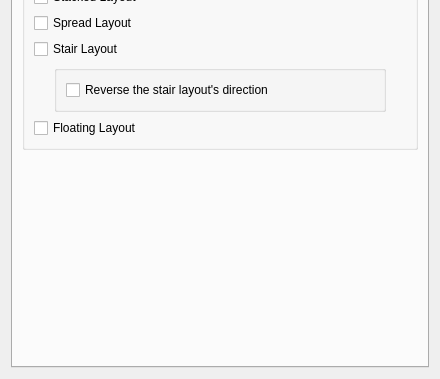
Qt form res/config.ui (uberkael/krohnkite) before a commit; both pictures show x 0 to 440 and y 376 to 755 of the 440 by 755 pixel window.
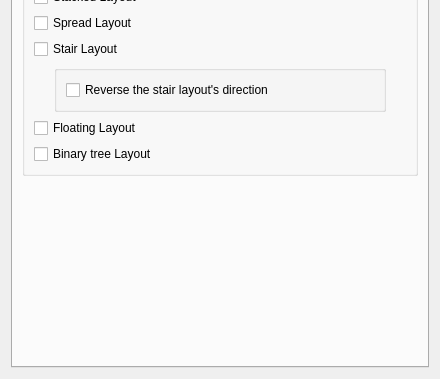
The same form after that commit. The open tabs and pages were chosen to show the change.

Commit message: Add Binary Tree layout

Patch:
```diff
--- a/res/config.ui
+++ b/res/config.ui
@@ -214,6 +214,16 @@
             </property>
            </widget>
           </item>
+          <item>
+           <widget class="QCheckBox" name="kcfg_enableBTreeLayout">
+            <property name="toolTip">
+             <string>Enable BTree layout</string>
+            </property>
+            <property name="text">
+             <string>Binary tree Layout</string>
+            </property>
+           </widget>
+          </item>
          </layout>
         </widget>
        </item>
```
The commit also changes 6 other files.
